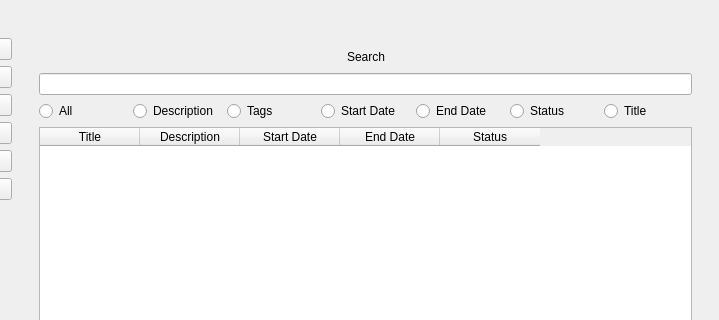
The window that new_ui.ui (Scrumtags/Agile-Project) describes before a commit, drawn with Qt 5; both pictures show x 86 to 805 and y 0 to 320 of the 805 by 582 pixel window.
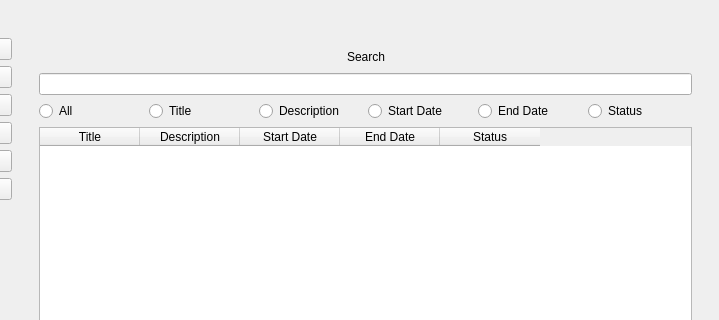
The same window after the commit. The open tabs and pages were chosen to show the change. Icons and pictures are not drawn.

Commit message: removed tags

```diff
--- a/new_ui.ui
+++ b/new_ui.ui
@@ -1353,6 +1353,13 @@
                             </property>
                            </widget>
                           </item>
+                          <item>
+                           <widget class="QRadioButton" name="radioSearchTitle">
+                            <property name="text">
+                             <string>Title</string>
+                            </property>
+                           </widget>
+                          </item>
                           <item>
                            <widget class="QRadioButton" name="radioSearchDescription">
                             <property name="text">
@@ -1360,13 +1367,6 @@
                             </property>
                            </widget>
                           </item>
-                          <item>
-                           <widget class="QRadioButton" name="radioSearchTags">
-                            <property name="text">
-                             <string>Tags</string>
-                            </property>
-                           </widget>
-                          </item>
                           <item>
                            <widget class="QRadioButton" name="radioSearchStartDate">
                             <property name="text">
@@ -1388,13 +1388,6 @@
                             </property>
                            </widget>
                           </item>
-                          <item>
-                           <widget class="QRadioButton" name="radioSearchTitle">
-                            <property name="text">
-                             <string>Title</string>
-                            </property>
-                           </widget>
-                          </item>
                          </layout>
                         </item>
                         <item>
```
Left out of the diff: 2 changed lines with no effect on the pictures. The commit also changes 2 other files.
